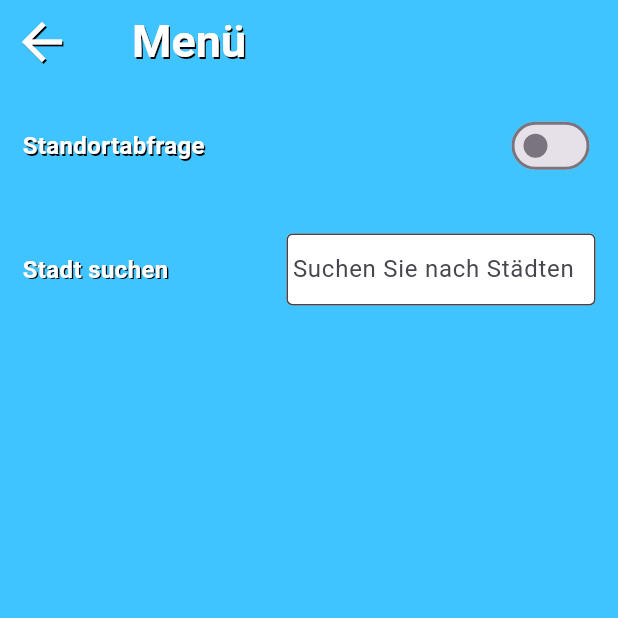
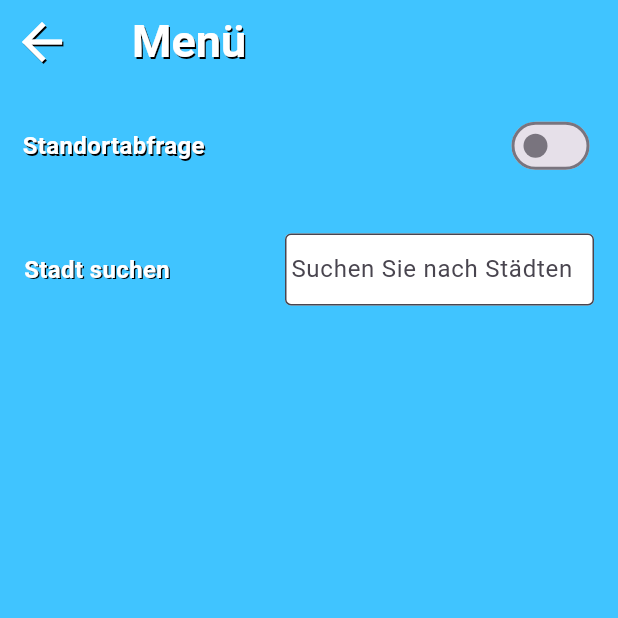
Before and after one commit to etom94/Sunscreener, a Flutter app: the MenuPage screen opened directly, on a phone screen of 412 x 824 dp, the top half of it. Run offline on Flutter 3.47's test engine with Material 3 defaults, Android fonts, the phone set to English and light mode, and no system bars; our stand-ins replace geolocator; network calls fail.

```diff
--- /dev/null
+++ b/lib/model/SearchHelp.dart
@@ -0,0 +1,156 @@
+import 'package:flutter/material.dart';
+import 'package:http/http.dart' as http;
+import 'dart:convert';
+import 'vars.dart';
+
+class WeatherSearch extends StatefulWidget {
+  @override
+  _WeatherSearchState createState() => _WeatherSearchState();
+}
+
+class _WeatherSearchState extends State<WeatherSearch> {
+  TextEditingController citySearchController = TextEditingController();
+  List<Map<String, String>> searchSuggestions = [];
+
+  void onSubmitted(String userInput) {
+    // Hier kannst du die Aktionen ausführen, die du im onSubmitted-Event machen möchtest
+    Location.setuserLocation(userInput);
+    Navigator.pop(context);
+    // Weitere Aktionen...
+  }
+
+  void searchLocation(String userInput) async {
+    final apiKey = "f561941c401e447082f232805230512";
+    final apiUrl = "http://api.worldweatheronline.com/premium/v1/search.ashx";
+
+    final response = await http.get(
+      Uri.parse('$apiUrl?key=$apiKey&q=$userInput&format=json&timezone=no&popular=no&num_of_results=10&wct=yes'),
+    );
+
+    if (response.statusCode == 200) {
+      Map<String, dynamic> data = json.decode(response.body);
+      List<dynamic> result = data['search_api']['result'];
+
+      List<Map<String, String>> suggestions = [];
+      for (var location in result) {
+        suggestions.add({
+          'areaName': location['areaName'][0]['value'],
+          'country': location['country'][0]['value'],
+          'region': location['region'][0]['value'],
+        });
+      }
+      setState(() {
+        searchSuggestions = suggestions;
+      });
+    } else {
+      print('Fehler bei der API-Anfrage: ${response.statusCode}');
+    }
+  }
+
+  @override
+  Widget build(BuildContext context) {
+    return Column(
+      children: [
+        SizedBox(
+          height: MediaQuery.of(context).size.height * 0.1,
+          child: Padding(
+            padding: EdgeInsets.symmetric(horizontal: 16),
+            child: Row(
+              mainAxisAlignment: MainAxisAlignment.spaceBetween,
+              children: [
+                const Text(
+                  'Stadt suchen',
+                  style: TextStyle(
+                    color: Colors.white,
+                    fontWeight: FontWeight.bold,
+                    fontSize: 16,
+                    shadows: [
+                      Shadow(
+                        color: Colors.black,
+                        offset: Offset(1, 1),
+                        blurRadius: 0,
+                      ),
+                    ],
+                  ),
+                ),
+                SizedBox(
+                  width: MediaQuery.of(context).size.width * 0.5,
+                  child: TextField(
+                    controller: citySearchController,
+                    onChanged: (String userInput) {
+                      searchLocation(userInput);
+                    },
+                    onSubmitted: (String userInput) {
+                      // Perform the final search based on the selected suggestion or user input
+                      searchLocation(userInput);
+                      Location.setuserLocation(userInput);
+                    },
+                    decoration: const InputDecoration(
+                      contentPadding: EdgeInsets.symmetric(vertical: 8),
+                      hintText: 'Suchen Sie nach Städten',
+                      border: OutlineInputBorder(),
+                      filled: true,
+                      fillColor: Colors.white,
+                    ),
+                  ),
+                ),
+              ],
+            ),
+          ),
+        ),
+        // Display real-time search suggestions directly beneath the text field
+        if (searchSuggestions.isNotEmpty)
+          Container(
+            decoration: BoxDecoration(
+              color: Colors.white,
+              border: Border.all(color: Colors.black),
+              borderRadius: BorderRadius.only(
+                bottomLeft: Radius.circular(8.0),
+                bottomRight: Radius.circular(8.0),
+              ),
+            ),
+            // Remove the width constraint to take the full width of the screen
+            child: Column(
+              crossAxisAlignment: CrossAxisAlignment.start,
+              children: [
+                for (int index = 0; index < searchSuggestions.length; index++)
+                  Column(
+                    children: [
+                      ListTile(
+                        title: Text('${searchSuggestions[index]['areaName']}, ${searchSuggestions[index]['region']}, ${searchSuggestions[index]['country']}'),
+                        onTap: () {
+                          // Set the selected suggestion in the text field
+                          citySearchController.text = searchSuggestions[index]['areaName'] ?? '';
+                          // Perform the final search based on the selected suggestion
+                          searchLocation(searchSuggestions[index]['areaName'] ?? '');
+                          // Clear the suggestions list
+                          setState(() {
+                            searchSuggestions.clear();
+                          });
+                          // Trigger onSubmitted event
+                          onSubmitted(citySearchController.text);
+                        },
+                      ),
+                      if (index < searchSuggestions.length - 1)
+                        Divider(
+                          color: Colors.black,
+                          height: 1,
+                          thickness: 1,
+                        ),
+                    ],
+                  ),
+              ],
+            ),
+          ),
+      ],
+    );
+  }
+}
+
+void main() {
+  runApp(MaterialApp(
+    home: Scaffold(
+      body: WeatherSearch(),
+    ),
+  ));
+}
--- a/lib/view/MenuPage.dart
+++ b/lib/view/MenuPage.dart
@@ -1,6 +1,7 @@
 import 'package:flutter/material.dart';
+import '../model/locationSettings.dart';
 import '../model/vars.dart';
-import 'package:flutter_typeahead/flutter_typeahead.dart';
+import '../model/SearchHelp.dart';
 
 class MenuPage extends StatefulWidget {
   const MenuPage({super.key});
@@ -82,7 +83,7 @@ class _MenuPageState extends State<MenuPage> {
                         setState(() {
                           locationEnabled = value;
                           if (locationEnabled) {
-                            // Additional logic when locationEnabled is true
+                            GPS.checkAndSetLocation();
                           }
                         });
                       },
@@ -91,55 +92,16 @@ class _MenuPageState extends State<MenuPage> {
                 ),
               ),
             ),
-            SizedBox(
-              height: MediaQuery.of(context).size.height * 0.1,
-              child: Padding(
-                padding: EdgeInsets.symmetric(horizontal: horizontalPadding),
-                child: Row(
-                  mainAxisAlignment: MainAxisAlignment.spaceBetween,
-                  children: [
-                    const Text(
-                      'Stadt suchen',
-                      style: TextStyle(
-                        color: Colors.white,
-                        fontWeight: FontWeight.bold,
-                        fontSize: 16,
-                        shadows: [
-                          Shadow(
-                            color: Colors.black,
-                            offset: Offset(1, 1),
-                            blurRadius: 0,
-                          ),
-                        ],
-                      ),
-                    ),
-                    SizedBox(
-                      width: MediaQuery.of(context).size.width * 0.5,
-                      child: TextField(
-                        controller: citySearchController,
-                        onSubmitted: (String userInput) {
-                          // Hier wird die Aktion für die Eingabetaste (Enter) ausgeführt
-                          // Sie können hier die Logik für die Rücktaste hinzufügen
-                          Location.setuserLocation(userInput);
-                          Navigator.pop(context);
-                          },
-                        decoration: const InputDecoration(
-                          contentPadding: EdgeInsets.symmetric(vertical: 8),
-                          hintText: 'Suchen Sie nach Städten',
-                          border: OutlineInputBorder(),
-                          filled: true,
-                          fillColor: Colors.white,
-                        ),
-                      ),
-                    ),
-                  ],
-                ),
-              ),
+
+            // Wrap WeatherSearch with Expanded
+            Expanded(
+              child: WeatherSearch(),
             ),
+
             Expanded(
               child: SingleChildScrollView(
                 child: Container(
-                  // Here you can add any widgets or content you want
+                  // Hier kannst du beliebige Widgets oder Inhalte hinzufügen
                 ),
               ),
             ),
--- a/pubspec.yaml
+++ b/pubspec.yaml
@@ -36,7 +36,7 @@ dependencies:
   geocoding: ^2.0.0
   intl: ^0.19.0
   provider: ^6.1.1
-  flutter_typeahead: ^3.1.3
+  flutter_typeahead: ^5.0.1
 
   # The following adds the Cupertino Icons font to your application.
   # Use with the CupertinoIcons class for iOS style icons.
```
Also changed, not shown: lib/model/locationSettings.dart (+29 -10 lines), pubspec.lock, 1 other file.
